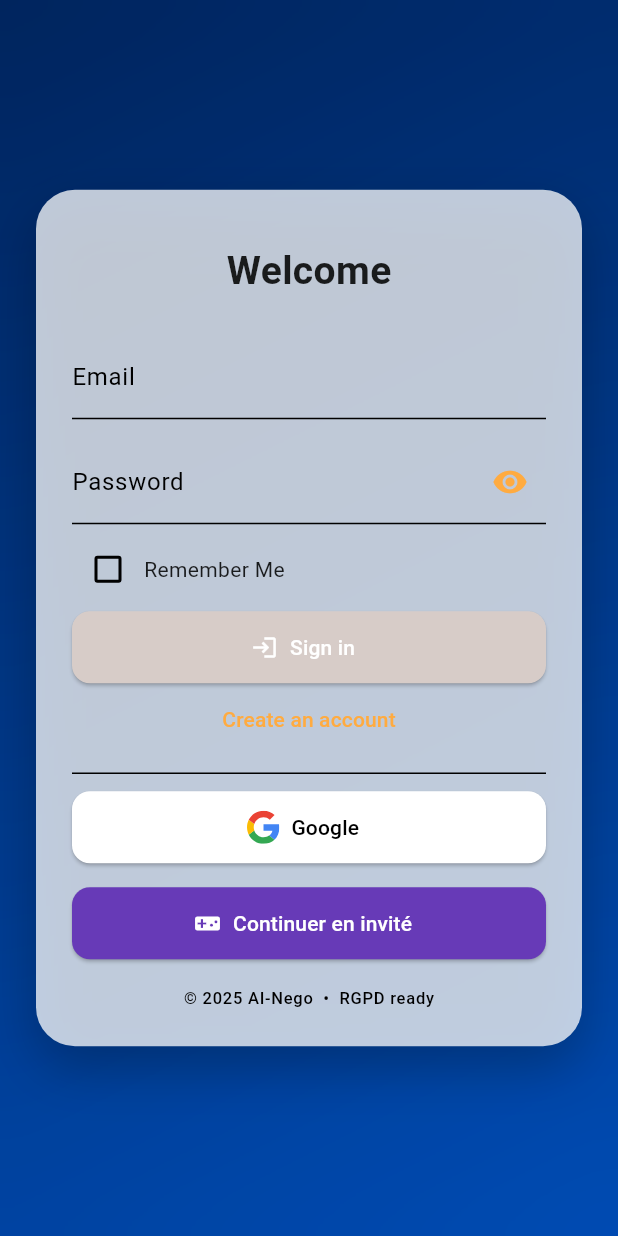
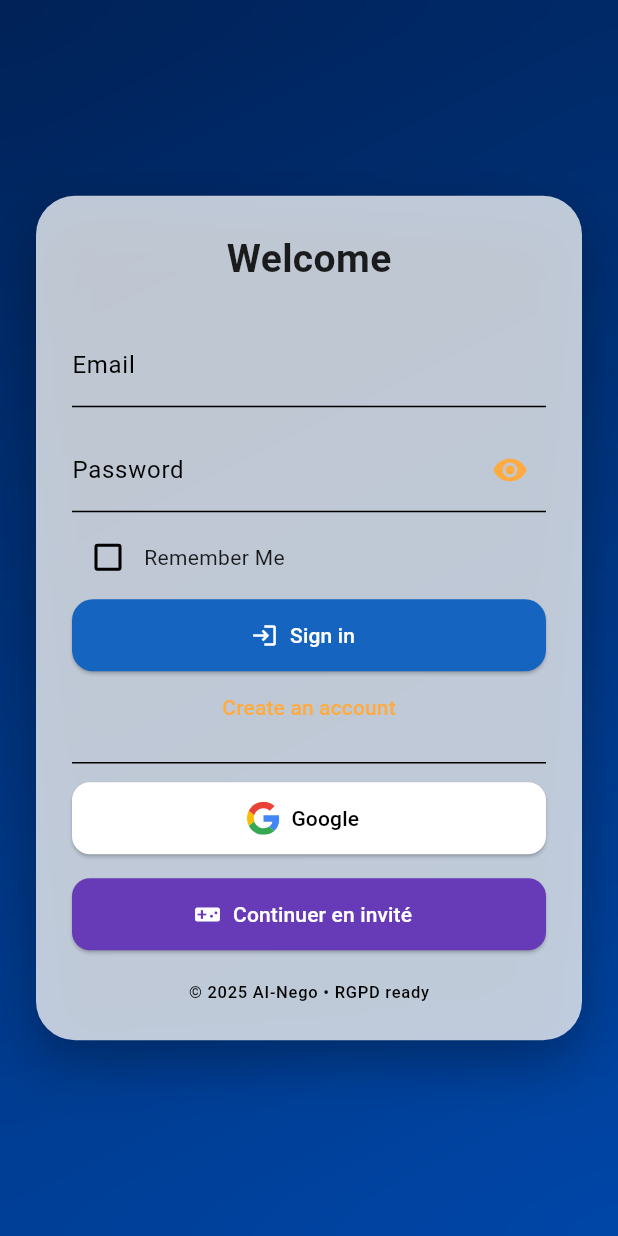
Before and after one commit to usasin/quiz_commercial2024, a Flutter app: the screen it shows after launch, after a tap on "Google", on a phone screen of 412 x 824 dp. Run offline on Flutter 3.47's test engine with Material 3 defaults, Android fonts, the phone set to English and light mode, and no system bars; our stand-ins replace audioplayers, auto_size_text, cached_network_image, cloud_firestore, easy_localization, firebase_auth and 22 more; missing offline and left inert: flutter_sound; accounts and stored records are empty; network calls fail.

Commit message:
Update login_screen.dart

```diff
--- a/lib/screens/login_screen.dart
+++ b/lib/screens/login_screen.dart
@@ -1,9 +1,9 @@
-// login_screen.dart — refonte UI 2025
+// lib/login_screen.dart – refonte 2025
 // ignore_for_file: use_build_context_synchronously, avoid_print
-
 import 'dart:io';
+import 'dart:math';
 import 'dart:ui';
-
+import 'package:crypto/crypto.dart';
 import 'package:cloud_firestore/cloud_firestore.dart';
 import 'package:easy_localization/easy_localization.dart';
 import 'package:firebase_auth/firebase_auth.dart';
@@ -13,11 +13,14 @@ import 'package:flutter_svg/flutter_svg.dart';
 import 'package:google_mobile_ads/google_mobile_ads.dart';
 import 'package:google_sign_in/google_sign_in.dart';
 import 'package:sign_in_with_apple/sign_in_with_apple.dart';
+
 import 'package:shared_preferences/shared_preferences.dart';
 
 import '../ad_manager.dart';
-import '../logo_widget.dart';
 
+/*───────────────────────────────────────────────────────────*/
+/*                       STATE FULL WIDGET                   */
+/*───────────────────────────────────────────────────────────*/
 class LoginScreen extends StatefulWidget {
   const LoginScreen({super.key});
   @override
@@ -25,34 +28,32 @@ class LoginScreen extends StatefulWidget {
 }
 
 /*───────────────────────────────────────────────────────────*/
+class _LoginScreenState extends State<LoginScreen> {
+  // ---------- Firebase & Controllers ----------
+  final _auth   = FirebaseAuth.instance;
+  final _google = GoogleSignIn();
+  final _cMail  = TextEditingController();
+  final _cPass  = TextEditingController();
+  final _cName  = TextEditingController();
 
-class _LoginScreenState extends State<LoginScreen> {
-  /* ------------- Instances ------------- */
-  final _auth = FirebaseAuth.instance;
-  final _googleSignIn = GoogleSignIn();
-  final _email = TextEditingController();
-  final _pass = TextEditingController();
-  final _name = TextEditingController();
-
-  /* ------------- UI states ------------- */
+  // ---------- UI states ----------
   bool _obscure = true;
   bool _remember = false;
   bool _loginMode = true;
 
-  /* ------------- Ad banner ------------- */
+  // ---------- BannerAd ----------
   late final BannerAd _banner;
   bool _bannerReady = false;
 
-  /* ******************************************************* */
-  /*  INIT / DISPOSE                                         */
-  /* ******************************************************* */
+  /*==========================================================
+   *                         INIT / DISPOSE
+   *=========================================================*/
   @override
   void initState() {
     super.initState();
-    _loadInfo();
+    _loadPrefs();
     _initBanner();
     if (_auth.currentUser != null) {
-      // auto-redirect si déjà loggé
       WidgetsBinding.instance.addPostFrameCallback(
               (_) => Navigator.pushReplacementNamed(context, '/chapter_menu'));
     }
@@ -64,7 +65,7 @@ class _LoginScreenState extends State<LoginScreen> {
       size: AdSize.banner,
       listener: BannerAdListener(
         onAdLoaded: (_) => setState(() => _bannerReady = true),
-        onAdFailedToLoad: (ad, err) => ad.dispose(),
+        onAdFailedToLoad: (ad, _) => ad.dispose(),
       ),
       request: const AdRequest(),
     )..load();
@@ -73,54 +74,53 @@ class _LoginScreenState extends State<LoginScreen> {
   @override
   void dispose() {
     _banner.dispose();
-    _email.dispose();
-    _pass.dispose();
-    _name.dispose();
+    _cMail.dispose();
+    _cPass.dispose();
+    _cName.dispose();
     super.dispose();
   }
 
-  /* ******************************************************* */
-  /*  PREFERENCES                                            */
-  /* ******************************************************* */
-  Future<void> _loadInfo() async {
-    final prefs = await SharedPreferences.getInstance();
+  /*==========================================================
+   *                         PREFERENCES
+   *=========================================================*/
+  Future<void> _loadPrefs() async {
+    final p = await SharedPreferences.getInstance();
     setState(() {
-      _email.text = prefs.getString('email') ?? '';
-      _pass.text = prefs.getString('password') ?? '';
-      _remember = prefs.getBool('rememberMe') ?? false;
+      _cMail.text = p.getString('email') ?? '';
+      _cPass.text = p.getString('password') ?? '';
+      _remember   = p.getBool  ('rememberMe') ?? false;
     });
   }
 
-  Future<void> _saveInfo() async {
+  Future<void> _savePrefs() async {
     if (!_remember) return;
     final p = await SharedPreferences.getInstance();
     p
-      ..setString('email', _email.text)
-      ..setString('password', _pass.text)
-      ..setBool('rememberMe', true);
+      ..setString('email', _cMail.text)
+      ..setString('password', _cPass.text)
+      ..setBool  ('rememberMe', true);
   }
 
-  /* ******************************************************* */
-  /*  FIREBASE HELPERS                                       */
-  /* ******************************************************* */
+  /*==========================================================
+   *                   FIREBASE HELPERS
+   *=========================================================*/
   Future<void> _ensureUserDoc(User u, {String? displayName}) async {
-    final ref = FirebaseFirestore.instance.collection('users').doc(u.uid);
+    final ref  = FirebaseFirestore.instance.collection('users').doc(u.uid);
     final snap = await ref.get();
+
     await ref.set({
-      'name': displayName ?? u.displayName ?? 'Invité',
-      'email': u.email ?? '',
-      'photoURL': u.photoURL ?? '',
+      'name'     : displayName ?? u.displayName ?? 'User',
+      'email'    : u.email ?? '',
+      'photoURL' : u.photoURL ?? '',
     }, SetOptions(merge: true));
 
     if (!snap.exists) {
       await ref.set({
-        'createdAt': FieldValue.serverTimestamp(),
-        'chapters': {},
-        'totalScore': 0,
-        'unlockedLevels': {},
-        'unlockedModules': {},
-        'lastChapterId': '',
-        'scrollPositions': {},
+        'createdAt'       : FieldValue.serverTimestamp(),
+        'totalScore'      : 0,
+        'unlockedLevels'  : {},
+        'unlockedModules' : {},
+        'chapters'        : {},
       }, SetOptions(merge: true));
     }
 
@@ -130,15 +130,15 @@ class _LoginScreenState extends State<LoginScreen> {
     }
   }
 
-  /* ******************************************************* */
-  /*  AUTH FLOWS                                             */
-  /* ******************************************************* */
+  /*==========================================================
+   *                       AUTH FLOWS
+   *=========================================================*/
   Future<void> _signInMail() async {
-    if (_email.text.isEmpty || _pass.text.isEmpty) return;
+    if (_cMail.text.isEmpty || _cPass.text.isEmpty) return;
     try {
       await _auth.signInWithEmailAndPassword(
-          email: _email.text, password: _pass.text);
-      await _saveInfo();
+          email: _cMail.text, password: _cPass.text);
+      await _savePrefs();
       await _ensureUserDoc(_auth.currentUser!);
       Navigator.pushReplacementNamed(context, '/chapter_menu');
     } on FirebaseAuthException catch (e) {
@@ -147,27 +147,27 @@ class _LoginScreenState extends State<LoginScreen> {
   }
 
   Future<void> _signUpMail() async {
-    if ([_name.text, _email.text, _pass.text].any((e) => e.isEmpty)) return;
+    if ([_cName.text, _cMail.text, _cPass.text].any((e) => e.isEmpty)) return;
     try {
       final cred = await _auth.createUserWithEmailAndPassword(
-          email: _email.text, password: _pass.text);
-      await _ensureUserDoc(cred.user!, displayName: _name.text);
+          email: _cMail.text, password: _cPass.text);
+      await _ensureUserDoc(cred.user!, displayName: _cName.text);
       _snack('Inscription réussie, connecte-toi 👍');
       setState(() {
         _loginMode = true;
-        _pass.clear();
+        _cPass.clear();
       });
     } on FirebaseAuthException catch (e) {
       _snack(e.message ?? 'Erreur signup');
     }
   }
 
-  Future<void> _google() async {
+  Future<void> _googleSignIn() async {
     try {
-      final gUser = await _googleSignIn.signIn();
+      final gUser = await _google.signIn();
       if (gUser == null) return;
       final gAuth = await gUser.authentication;
-      final cred = GoogleAuthProvider.credential(
+      final cred  = GoogleAuthProvider.credential(
           idToken: gAuth.idToken, accessToken: gAuth.accessToken);
       final res = await _auth.signInWithCredential(cred);
       await _ensureUserDoc(res.user!);
@@ -177,16 +177,38 @@ class _LoginScreenState extends State<LoginScreen> {
     }
   }
 
-  Future<void> _apple() async {
+  // ---- Helpers nonce Apple
+  String _randomNonce([int len = 32]) {
+    const chars =
+        '0123456789ABCDEFGHIJKLMNOPQRSTUVXYZabcdefghijklmnopqrstuvwxyz-._';
+    final rand = Random.secure();
+    return List.generate(len, (_) => chars[rand.nextInt(chars.length)]).join();
+  }
+
+  String _sha256ofString(String input) =>
+      sha256.convert(Uri.encodeFull(input).codeUnits).toString();
+
+  Future<void> _appleSignIn() async {
     try {
+      final rawNonce = _randomNonce();
+      final nonce    = _sha256ofString(rawNonce);
+
       final appleId = await SignInWithApple.getAppleIDCredential(
-          scopes: [AppleIDAuthorizationScopes.email]);
+        scopes: [AppleIDAuthorizationScopes.email,
+          AppleIDAuthorizationScopes.fullName],
+        nonce : nonce,
+      );
+
       final cred = OAuthProvider('apple.com').credential(
-          idToken: appleId.identityToken,
-          accessToken: appleId.authorizationCode);
+        idToken     : appleId.identityToken,
+        rawNonce    : rawNonce,
+        accessToken : appleId.authorizationCode,
+      );
+
       final res = await _auth.signInWithCredential(cred);
       await _ensureUserDoc(res.user!,
-          displayName: appleId.givenName ?? res.user!.displayName);
+          displayName: '${appleId.givenName ?? ''} ${appleId.familyName ?? ''}'
+              .trim());
       Navigator.pushReplacementNamed(context, '/chapter_menu');
     } catch (e) {
       _snack('Erreur Apple : $e');
@@ -198,14 +220,14 @@ class _LoginScreenState extends State<LoginScreen> {
       final res = await _auth.signInAnonymously();
       await _ensureUserDoc(res.user!, displayName: 'Invité');
       Navigator.pushReplacementNamed(context, '/chapter_menu');
-    } on FirebaseAuthException catch (e) {
-      _snack('Invité: ${e.message}');
+    } catch (e) {
+      _snack('Invité: $e');
     }
   }
 
-  /* ******************************************************* */
-  /*  UI HELPERS                                             */
-  /* ******************************************************* */
+  /*==========================================================
+   *                       UI HELPERS
+   *=========================================================*/
   void _snack(String m) =>
       ScaffoldMessenger.of(context).showSnackBar(SnackBar(content: Text(m)));
 
@@ -215,54 +237,56 @@ class _LoginScreenState extends State<LoginScreen> {
     suffixIcon: icon,
   );
 
-  /* ******************************************************* */
-  /*  BUILD                                                  */
-  /* ******************************************************* */
+  /*==========================================================
+   *                         BUILD
+   *=========================================================*/
   @override
   Widget build(BuildContext context) {
-    final colors = Theme.of(context).colorScheme;
+    final cs = Theme.of(context).colorScheme;
+    final btnGrad = [
+      Colors.blue.shade800,
+      Colors.white,
+      Colors.blue.shade800,
+    ];
+
     return Scaffold(
       backgroundColor: Colors.transparent,
       bottomNavigationBar: _bannerReady
-          ? SizedBox(
-          height: _banner.size.height.toDouble(),
+          ? SizedBox(height: _banner.size.height.toDouble(),
           child: AdWidget(ad: _banner))
           : null,
       body: Stack(
         children: [
-          // ---- fond dégradé flou
+          // --- gradient flou derrière la carte
           Container(
             decoration: const BoxDecoration(
               gradient: LinearGradient(
                   colors: [Color(0xff002d74), Color(0xff005ee0)],
-                  begin: Alignment.topLeft,
-                  end: Alignment.bottomRight),
+                  begin: Alignment.topLeft, end: Alignment.bottomRight),
             ),
           ),
           BackdropFilter(
               filter: ImageFilter.blur(sigmaX: 20, sigmaY: 20),
-              child: Container(color: Colors.black.withOpacity(.2))),
-          // ---- carte login
+              child: Container(color: Colors.black.withOpacity(.25))),
+          // --- CARD
           Center(
             child: SingleChildScrollView(
               padding: const EdgeInsets.symmetric(horizontal: 24),
               child: Container(
                 padding: const EdgeInsets.all(24),
                 decoration: BoxDecoration(
-                  color: colors.background.withOpacity(.75),
+                  color: cs.background.withOpacity(.75),
                   borderRadius: BorderRadius.circular(26),
-                  boxShadow: [
-                    BoxShadow(
-                        color: Colors.black.withOpacity(.25),
+                  boxShadow: [BoxShadow(
+                      color: Colors.black.withOpacity(.3),
                       blurRadius: 30,
-                        offset: const Offset(0, 14))
-                  ],
+                      offset: const Offset(0, 14))],
                 ),
                 child: Column(
                   mainAxisSize: MainAxisSize.min,
                   children: [
 
-                    const SizedBox(height: 12),
+                    // Titre
                     Text(
                       _loginMode ? 'Bienvenue'.tr() : 'Créer un compte'.tr(),
                       style: const TextStyle(
@@ -270,96 +294,102 @@ class _LoginScreenState extends State<LoginScreen> {
                     ),
                     const SizedBox(height: 24),
 
-                    // ------------ champs
+                    // --- Form ---
                     if (!_loginMode)
-                      TextField(
-                          controller: _name,
+                      TextField(controller: _cName,
                           textCapitalization: TextCapitalization.words,
                           decoration: _dec('Nom'.tr())),
-                    TextField(
-                        controller: _email,
+                    TextField(controller: _cMail,
                         keyboardType: TextInputType.emailAddress,
                         decoration: _dec('Email'.tr())),
                     const SizedBox(height: 14),
                     TextField(
-                      controller: _pass,
+                      controller: _cPass,
                       obscureText: _obscure,
                       decoration: _dec('Mot de passe'.tr(),
                           icon: IconButton(
-                              icon: Icon(
-                                  _obscure
+                              icon: Icon(_obscure
                                   ? Icons.visibility
                                   : Icons.visibility_off,
-                                  color: colors.primary),
+                                  color: cs.primary),
                               onPressed: () =>
                                   setState(() => _obscure = !_obscure))),
                     ),
 
-                    // ------------ remember + bouton
+                    // --- remember ---
                     const SizedBox(height: 6),
                     Row(children: [
                       Checkbox(
                           value: _remember,
-                          activeColor: colors.primary,
+                          activeColor: cs.primary,
                           onChanged: (v) => setState(() => _remember = v!)),
                       Text('Se souvenir de moi'.tr())
                     ]),
+
+                    // --- Action btn ---
                     const SizedBox(height: 4),
                     ElevatedButton.icon(
                       style: ElevatedButton.styleFrom(
                           minimumSize: const Size.fromHeight(48),
                           shape: RoundedRectangleBorder(
-                              borderRadius: BorderRadius.circular(12))),
-                      icon: Icon(
-                          _loginMode ? Icons.login : Icons.person_add_alt_1),
-                      label: Text(
-                          _loginMode ? 'Se connecter'.tr() : 'S’inscrire'.tr()),
+                              borderRadius: BorderRadius.circular(14)),
+                          backgroundColor: Colors.blue.shade800),
+                      icon: Icon(_loginMode
+                          ? Icons.login
+                          : Icons.person_add_alt_1),
+                      label: Text(_loginMode
+                          ? 'Se connecter'.tr()
+                          : 'S’inscrire'.tr()),
                       onPressed: _loginMode ? _signInMail : _signUpMail,
                     ),
                     TextButton(
-                        onPressed: () =>
-                            setState(() => _loginMode = !_loginMode),
+                        onPressed: () => setState(() => _loginMode = !_loginMode),
                         child: Text(_loginMode
                             ? 'Créer un compte'
                             : 'Déjà inscrit ? Connectez-vous')
                             .tr()),
 
-                    // ------------ SSO
-                    const Divider(height: 24),
+                    const Divider(height: 26),
+
+                    // -------- SSO AREA --------
+                    // Apple d’abord (obligatoire) puis Google (iOS),
+                    // Google seul sur Android
+                    if (Platform.isIOS) ...[
+                      SignInWithAppleButton(
+                        borderRadius: BorderRadius.circular(12),
+                        height: 48,
+                        onPressed: _appleSignIn,
+                      ),
+                      const SizedBox(height: 8),
                       ElevatedButton.icon(
                         style: ElevatedButton.styleFrom(
+                            backgroundColor: Colors.white,
                             foregroundColor: Colors.black,
-                          backgroundColor: Colors.white,
                             minimumSize: const Size.fromHeight(48),
                             shape: RoundedRectangleBorder(
                                 borderRadius: BorderRadius.circular(12))),
                         icon: SvgPicture.asset('assets/icons/Google.svg',
                             height: 22),
                         label: const Text('Google'),
-                      onPressed: _google,
+                        onPressed: _googleSignIn,
                       ),
-                    if (Platform.isIOS)
-                      Padding(
-                        padding: const EdgeInsets.only(top: 8.0),
-                        child: ElevatedButton.icon(
+                    ] else
+                      ElevatedButton.icon(
                         style: ElevatedButton.styleFrom(
-                              backgroundColor: Colors.black,
+                            backgroundColor: Colors.white,
+                            foregroundColor: Colors.black,
                             minimumSize: const Size.fromHeight(48),
                             shape: RoundedRectangleBorder(
                                 borderRadius: BorderRadius.circular(12))),
-                          icon: SvgPicture.asset(
-                              'assets/icons/Apple-logo-icon.svg',
-                              height: 24,
-                              colorFilter: const ColorFilter.mode(
-                                  Colors.white, BlendMode.srcIn)),
-                          label: const Text('Apple',
-                              style: TextStyle(color: Colors.white)),
-                          onPressed: _apple,
-                        ),
+                        icon: SvgPicture.asset('assets/icons/Google.svg',
+                            height: 22),
+                        label: const Text('Google'),
+                        onPressed: _googleSignIn,
                       ),
 
-                    // ------------ invité
                     const SizedBox(height: 16),
+
+                    // Invité
                     ElevatedButton.icon(
                       style: ElevatedButton.styleFrom(
                           backgroundColor: Colors.deepPurple,
@@ -371,12 +401,12 @@ class _LoginScreenState extends State<LoginScreen> {
                       onPressed: _guest,
                     ),
 
-                    const SizedBox(height: 18),
-                    Text('© 2025 AI-Nego  •  RGPD ready',
+                    const SizedBox(height: 20),
+                    Text('© 2025 AI-Nego • RGPD ready',
                         style: Theme.of(context)
                             .textTheme
                             .labelSmall
-                            ?.copyWith(color: colors.outline)),
+                            ?.copyWith(color: cs.outline)),
                   ],
                 ),
               ),
```
Lines whose indentation alone changed are shown as unchanged.
